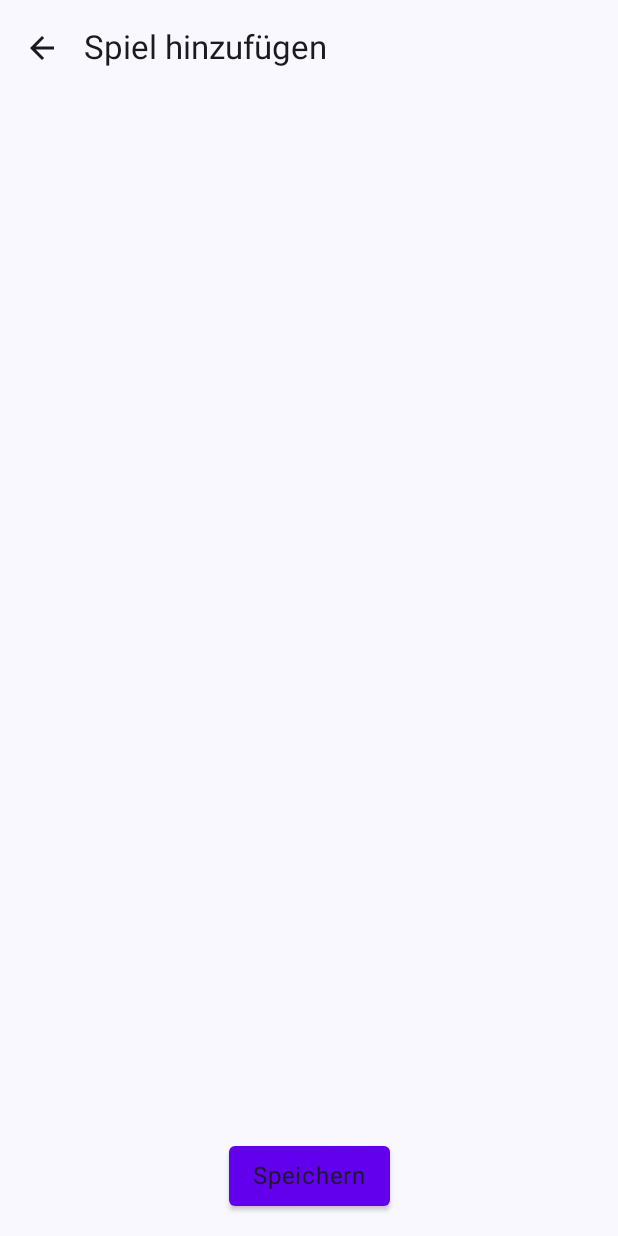
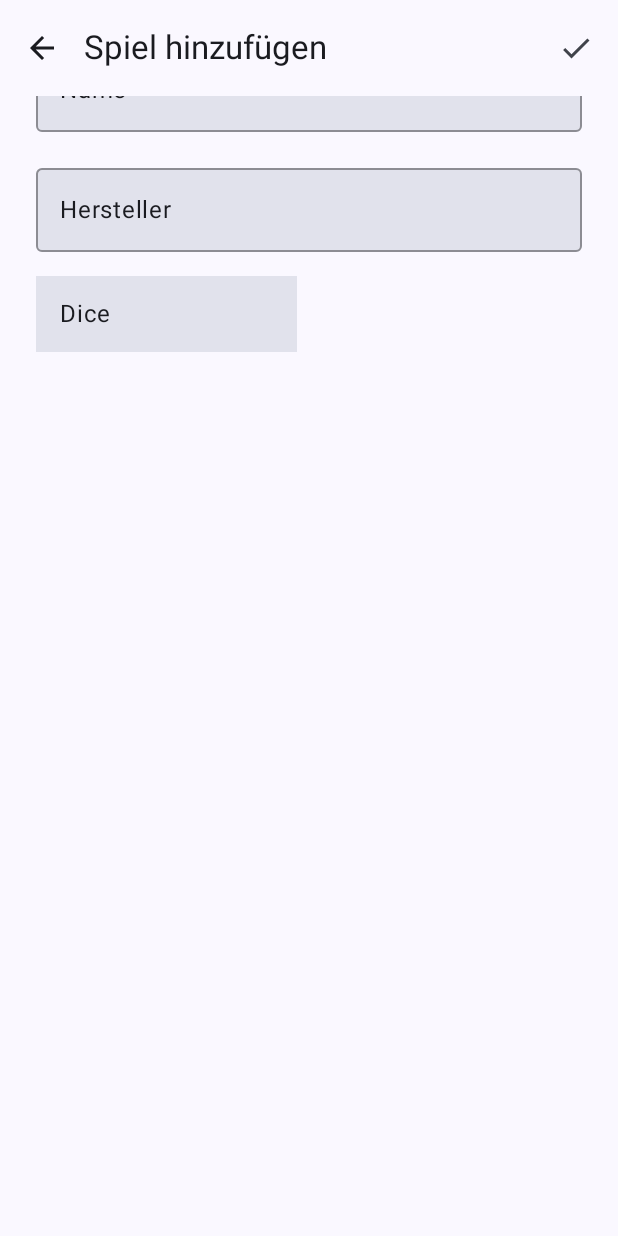
Before and after one commit to nilsjr/MyBoardGames, an Android app built with Jetpack Compose: the composable AddGame shown on its own in the app's theme, on a phone screen of 412 x 824 dp. Run offline under Robolectric (Android 15) with nearby library versions, the phone set to English and light mode, and no system bars; our stand-ins replace Dagger/Hilt's generated code, Timber; 1 statement that could not run was skipped.

Commit message:
Refactor add game screen

```diff
--- a/app/build.gradle.kts
+++ b/app/build.gradle.kts
@@ -1,5 +1,5 @@
 /*
- * Created by Nils Druyen on 12-30-2021
+ * Created by Nils Druyen on 12-31-2021
  * Copyright © 2021 Nils Druyen. All rights reserved.
  */
 
@@ -34,7 +34,7 @@ android {
   tasks.withType(org.jetbrains.kotlin.gradle.tasks.KotlinCompile::class).all {
     kotlinOptions {
       jvmTarget = "11"
-      allWarningsAsErrors = true
+//      allWarningsAsErrors = true
       freeCompilerArgs = listOf(
         "-Xopt-in=kotlin.RequiresOptIn"
       )
@@ -85,6 +85,7 @@ dependencies {
   implementation(libs.composeActivity)
 
   implementation(libs.composeUi)
+  implementation(libs.composeFoundation)
   implementation(libs.composeMaterial)
   implementation(libs.composeMaterialIcons)
   implementation(libs.composeMaterial3)
--- a/app/src/main/kotlin/de/nilsdruyen/myboardgames/data/database/daos/BoardGameDao.kt
+++ b/app/src/main/kotlin/de/nilsdruyen/myboardgames/data/database/daos/BoardGameDao.kt
@@ -1,5 +1,5 @@
 /*
- * Created by Nils Druyen on 12-29-2021
+ * Created by Nils Druyen on 12-31-2021
  * Copyright © 2021 Nils Druyen. All rights reserved.
  */
 
@@ -7,7 +7,6 @@ package de.nilsdruyen.myboardgames.data.database.daos
 
 import androidx.room.Dao
 import androidx.room.Insert
-import androidx.room.OnConflictStrategy
 import androidx.room.Query
 import de.nilsdruyen.myboardgames.data.database.entities.BoardGameEntity
 import kotlinx.coroutines.flow.Flow
@@ -21,7 +20,7 @@ interface BoardGameDao {
   @Query("SELECT * FROM board_game_table WHERE id = :id")
   suspend fun getGame(id: String): BoardGameEntity
 
-  @Insert(onConflict = OnConflictStrategy.REPLACE)
+  @Insert
   suspend fun addBoardGame(game: BoardGameEntity)
 
   @Query("DELETE FROM board_game_table WHERE id = :id")
--- a/app/src/main/kotlin/de/nilsdruyen/myboardgames/data/database/entities/BoardGameEntity.kt
+++ b/app/src/main/kotlin/de/nilsdruyen/myboardgames/data/database/entities/BoardGameEntity.kt
@@ -1,16 +1,17 @@
 /*
- * Created by Nils Druyen on 12-29-2021
+ * Created by Nils Druyen on 12-31-2021
  * Copyright © 2021 Nils Druyen. All rights reserved.
  */
 
 package de.nilsdruyen.myboardgames.data.database.entities
 
 import androidx.room.Entity
+import androidx.room.Index
 import androidx.room.PrimaryKey
 import de.nilsdruyen.myboardgames.data.models.GameType
 import java.time.LocalDate
 
-@Entity(tableName = "board_game_table")
+@Entity(tableName = "board_game_table", indices = [Index(value = ["name"], unique = true)])
 data class BoardGameEntity(
   @PrimaryKey val id: String,
   val name: String,
--- a/app/src/main/kotlin/de/nilsdruyen/myboardgames/ui/add/AddGame.kt
+++ b/app/src/main/kotlin/de/nilsdruyen/myboardgames/ui/add/AddGame.kt
@@ -1,45 +1,59 @@
 /*
- * Created by Nils Druyen on 12-30-2021
+ * Created by Nils Druyen on 12-31-2021
  * Copyright © 2021 Nils Druyen. All rights reserved.
  */
 
 package de.nilsdruyen.myboardgames.ui.add
 
-import androidx.compose.foundation.focusable
+import androidx.compose.foundation.background
+import androidx.compose.foundation.border
+import androidx.compose.foundation.clickable
+import androidx.compose.foundation.layout.Box
+import androidx.compose.foundation.layout.Column
 import androidx.compose.foundation.layout.fillMaxSize
+import androidx.compose.foundation.layout.fillMaxWidth
 import androidx.compose.foundation.layout.padding
+import androidx.compose.foundation.layout.wrapContentSize
+import androidx.compose.foundation.shape.RoundedCornerShape
 import androidx.compose.foundation.text.KeyboardActions
 import androidx.compose.foundation.text.KeyboardOptions
-import androidx.compose.material.Button
-import androidx.compose.material.TextField
+import androidx.compose.material.DropdownMenu
+import androidx.compose.material.DropdownMenuItem
+import androidx.compose.material.OutlinedTextField
 import androidx.compose.material.icons.Icons
 import androidx.compose.material.icons.filled.ArrowBack
+import androidx.compose.material.icons.filled.Check
 import androidx.compose.material3.ExperimentalMaterial3Api
 import androidx.compose.material3.Icon
 import androidx.compose.material3.IconButton
+import androidx.compose.material3.MaterialTheme
 import androidx.compose.material3.Scaffold
 import androidx.compose.material3.SmallTopAppBar
 import androidx.compose.material3.Text
 import androidx.compose.runtime.Composable
-import androidx.compose.runtime.LaunchedEffect
+import androidx.compose.runtime.DisposableEffect
 import androidx.compose.runtime.collectAsState
 import androidx.compose.runtime.getValue
 import androidx.compose.runtime.mutableStateOf
 import androidx.compose.runtime.remember
 import androidx.compose.runtime.setValue
+import androidx.compose.ui.Alignment
 import androidx.compose.ui.ExperimentalComposeUiApi
 import androidx.compose.ui.Modifier
 import androidx.compose.ui.focus.FocusRequester
 import androidx.compose.ui.focus.focusRequester
 import androidx.compose.ui.graphics.Color
 import androidx.compose.ui.platform.LocalSoftwareKeyboardController
-import androidx.compose.ui.text.TextStyle
 import androidx.compose.ui.text.input.ImeAction
 import androidx.compose.ui.text.input.KeyboardCapitalization
 import androidx.compose.ui.text.input.KeyboardType
+import androidx.compose.ui.tooling.preview.Preview
 import androidx.compose.ui.unit.dp
-import androidx.constraintlayout.compose.ConstraintLayout
-import timber.log.Timber
+import de.nilsdruyen.myboardgames.data.models.BoardGame
+import de.nilsdruyen.myboardgames.data.models.BoardGameFactory
+import de.nilsdruyen.myboardgames.data.models.GameType
+import de.nilsdruyen.myboardgames.ui.theme.MyBoardGamesTheme
+import de.nilsdruyen.myboardgames.ui.theme.toOutlineTextFieldStyle
 
 @OptIn(ExperimentalMaterial3Api::class, ExperimentalComposeUiApi::class)
 @Composable
@@ -47,14 +61,24 @@ fun AddGame(
   viewModel: AddGameViewModel,
   onBackPressed: () -> Unit,
 ) {
-  val keyboardController = LocalSoftwareKeyboardController.current
-  var gameName by remember { mutableStateOf("") }
-  val focusRequester = remember { FocusRequester() }
   val state by viewModel.state.collectAsState()
 
-  if (state == AddGameContract.AddGameState.GameAdded) {
-    onBackPressed()
-  }
+  if (state == GameAdded) onBackPressed()
+
+  // TODO: onbackpress dialog discard changes?
+
+  AddGamePane(
+    state = state,
+    addGame = { viewModel.setAction(AddAction(it)) },
+    onBackPressed = onBackPressed
+  )
+}
+
+@OptIn(ExperimentalComposeUiApi::class, ExperimentalMaterial3Api::class)
+@Composable
+fun AddGamePane(state: AddGameState, addGame: (BoardGame) -> Unit, onBackPressed: () -> Unit) {
+  var game by remember { mutableStateOf(BoardGameFactory.buildNewGame("")) }
+  val keyboardController = LocalSoftwareKeyboardController.current
 
   Scaffold(
     topBar = {
@@ -67,31 +91,40 @@ fun AddGame(
               contentDescription = "Backpress"
             )
           }
+        },
+        actions = {
+          IconButton(onClick = { addGame(game) }) {
+            Icon(
+              imageVector = Icons.Filled.Check,
+              contentDescription = "Backpress"
+            )
+          }
         }
       )
     }
   ) {
-    ConstraintLayout(
-      modifier = Modifier.fillMaxSize()
+    Column(
+      modifier = Modifier.padding(16.dp)
     ) {
-      val (createButton, nameField) = createRefs()
-
-      TextField(
-        value = gameName,
-        textStyle = TextStyle(Color.White),
+      AutoFocusingText(
+        value = game.name,
+        label = "Name",
+        isError = state is AddError,
+        modifier = Modifier
+          .fillMaxWidth()
+          .padding(8.dp),
+      ) {
+        game = game.copy(name = it)
+      }
+      OutlinedTextField(
+        value = game.manufacturer,
+        label = { Text("Hersteller") },
         onValueChange = {
-          gameName = it
+          game = game.copy(manufacturer = it)
         },
-        label = { Text("Name des Spiels") },
         modifier = Modifier
-          .focusRequester(focusRequester)
-          .constrainAs(nameField) {
-            top.linkTo(parent.top)
-            start.linkTo(parent.start)
-            end.linkTo(parent.end)
-          }
-          .padding(8.dp)
-          .focusable(),
+          .fillMaxWidth()
+          .padding(8.dp),
         keyboardOptions = KeyboardOptions(
           capitalization = KeyboardCapitalization.Words,
           keyboardType = KeyboardType.Text,
@@ -100,32 +133,108 @@ fun AddGame(
         keyboardActions = KeyboardActions(
           onDone = {
             keyboardController?.hide()
-            viewModel.setAction(AddGameContract.AddGameAction.Add(gameName))
           }
         ),
         singleLine = true,
+        colors = MaterialTheme.colorScheme.toOutlineTextFieldStyle()
       )
+      GameTypeChooser(onGameTypeSelected = {
+        game = game.copy(type = it)
+      })
+    }
+  }
+}
 
-      Button(
-        onClick = {
-          Timber.d("add game $gameName")
-          viewModel.setAction(AddGameContract.AddGameAction.Add(gameName))
-        },
-        modifier = Modifier
-          .constrainAs(createButton) {
-            start.linkTo(parent.start)
-            end.linkTo(parent.end)
-            bottom.linkTo(parent.bottom)
-          }
-          .padding(16.dp)
-      ) {
-        Text(text = "Speichern")
+@Composable
+fun AutoFocusingText(
+  value: String,
+  label: String,
+  isError: Boolean = false,
+  modifier: Modifier,
+  changeValue: (String) -> Unit
+) {
+  val focusRequester = remember { FocusRequester() }
+  OutlinedTextField(
+    value = value,
+    label = { Text(label) },
+    onValueChange = { changeValue(it) },
+    isError = isError,
+    modifier = modifier.focusRequester(focusRequester),
+    keyboardOptions = KeyboardOptions(
+      capitalization = KeyboardCapitalization.Words,
+      keyboardType = KeyboardType.Text,
+      imeAction = ImeAction.Next
+    ),
+    singleLine = true,
+    colors = MaterialTheme.colorScheme.toOutlineTextFieldStyle(),
+  )
+  DisposableEffect(Unit) {
+    focusRequester.requestFocus()
+    onDispose { }
+  }
+}
+
+@Composable
+fun GameTypeChooser(onGameTypeSelected: (GameType) -> Unit) {
+  var expanded by remember { mutableStateOf(false) }
+  val items = GameType.values().toList()
+  var selectedIndex by remember { mutableStateOf(0) }
+  val focusRequester = remember { FocusRequester() }
+  Box(
+    modifier = Modifier
+      .fillMaxSize()
+      .wrapContentSize(Alignment.TopStart)
+  ) {
+    Text(
+      text = items[selectedIndex].name,
+      style = MaterialTheme.typography.bodyLarge,
+      modifier = Modifier
+        .focusRequester(focusRequester)
+        .fillMaxWidth(fraction = 0.5f)
+        .padding(8.dp)
+        .background(MaterialTheme.colorScheme.surfaceVariant)
+        .border(0.dp, Color.Transparent, RoundedCornerShape(4.dp))
+        .clickable(onClick = {
+          expanded = true
+          focusRequester.requestFocus()
+        })
+        .padding(16.dp)
+    )
+    DropdownMenu(
+      expanded = expanded,
+      onDismissRequest = { expanded = false },
+      modifier = Modifier
+        .fillMaxWidth(fraction = 0.5f)
+        .background(MaterialTheme.colorScheme.surfaceVariant)
+    ) {
+      items.forEachIndexed { index, s ->
+        DropdownMenuItem(onClick = {
+          selectedIndex = index
+          expanded = false
+          onGameTypeSelected(items[index])
+        }) {
+          Text(
+            text = s.name,
+            style = MaterialTheme.typography.bodyLarge,
+          )
+        }
       }
     }
   }
+}
 
-  LaunchedEffect(key1 = Unit, block = {
-    focusRequester.requestFocus()
-    keyboardController?.show()
-  })
+@Preview
+@Composable
+fun PreviewAddGame() {
+  MyBoardGamesTheme {
+    AddGamePane(state = Empty, addGame = {}, onBackPressed = {})
+  }
 }
+
+@Preview
+@Composable
+fun DarkPreviewAddGame() {
+  MyBoardGamesTheme(darkTheme = true) {
+    AddGamePane(state = Empty, addGame = {}, onBackPressed = {})
+  }
+}
--- /dev/null
+++ b/app/src/main/kotlin/de/nilsdruyen/myboardgames/ui/theme/SchemeExtensions.kt
@@ -0,0 +1,21 @@
+/*
+ * Created by Nils Druyen on 12-31-2021
+ * Copyright © 2021 Nils Druyen. All rights reserved.
+ */
+
+package de.nilsdruyen.myboardgames.ui.theme
+
+import androidx.compose.material.TextFieldColors
+import androidx.compose.material.TextFieldDefaults
+import androidx.compose.material3.ColorScheme
+import androidx.compose.runtime.Composable
+
+@Composable
+fun ColorScheme.toOutlineTextFieldStyle(): TextFieldColors =
+  TextFieldDefaults.outlinedTextFieldColors(
+    cursorColor = this.onSurfaceVariant,
+    textColor = this.onSurfaceVariant,
+    backgroundColor = this.surfaceVariant,
+    placeholderColor = this.onSurfaceVariant,
+    focusedBorderColor = this.secondary
+  )
```
Also changed, not shown: app/src/main/kotlin/de/nilsdruyen/myboardgames/ui/add/AddErrorType.kt (renamed from app/src/main/kotlin/de/nilsdruyen/myboardgames/utils/Constants.kt, +4 -5 lines), app/src/main/kotlin/de/nilsdruyen/myboardgames/ui/add/AddGameContract.kt (+10 -13 lines), app/src/main/kotlin/de/nilsdruyen/myboardgames/ui/add/AddGameViewModel.kt (+14 -13 lines), app/src/main/kotlin/de/nilsdruyen/myboardgames/ui/overview/Overview.kt (+16 -17 lines), 1 other file.
